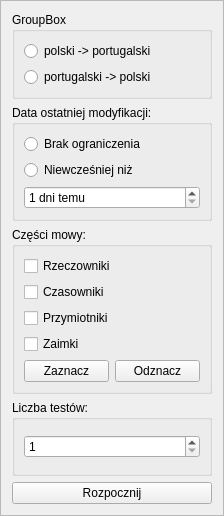
Qt form ui/test_params.ui (BStalewski/lanler) before a commit.
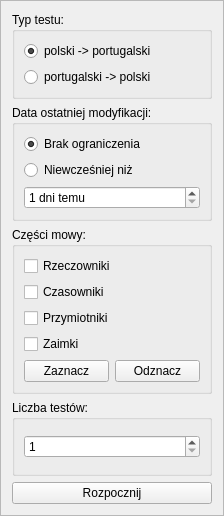
The same form after that commit.

```diff
--- a/ui/test_params.ui
+++ b/ui/test_params.ui
@@ -23,7 +23,7 @@
    <item>
     <widget class="QGroupBox" name="typeGroupBox">
      <property name="title">
-      <string>GroupBox</string>
+      <string>Typ testu:</string>
      </property>
      <layout class="QVBoxLayout" name="verticalLayout">
       <item>
@@ -31,6 +31,9 @@
         <property name="text">
          <string>polski -&gt; portugalski</string>
         </property>
+        <property name="checked">
+         <bool>true</bool>
+        </property>
        </widget>
       </item>
       <item>
@@ -54,6 +57,9 @@
         <property name="text">
          <string>Brak ograniczenia</string>
         </property>
+        <property name="checked">
+         <bool>true</bool>
+        </property>
        </widget>
       </item>
       <item>
```
